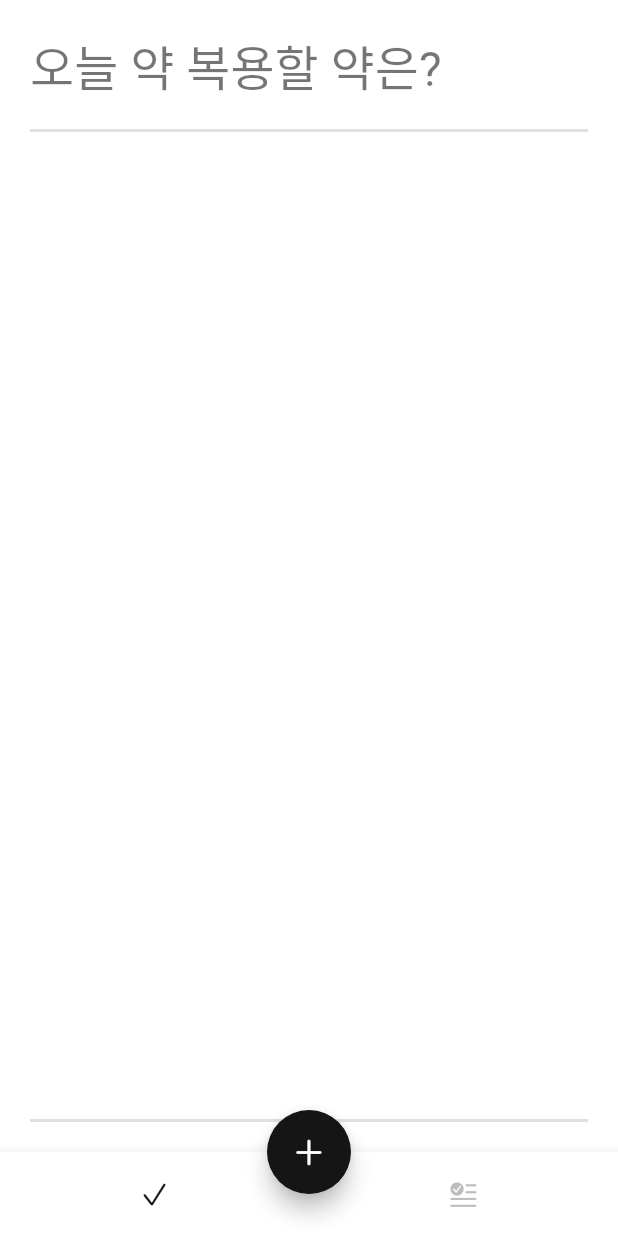
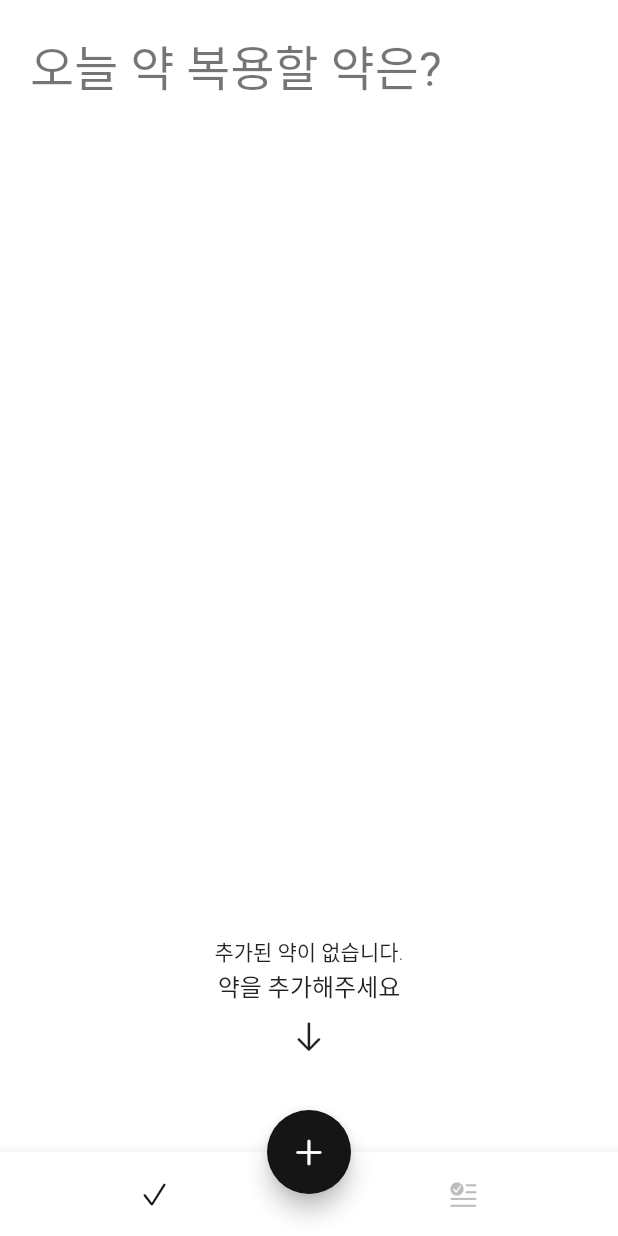
Before and after one commit to SHT-3756/fastcampus_practice, a Flutter app: the screen it shows after launch, on a phone screen of 412 x 824 dp. Run offline on Flutter 3.47's test engine with Material 2 defaults, Android fonts, the phone set to English and light mode, and no system bars; our stand-ins replace flutter_easyloading, flutter_local_notifications, flutter_native_timezone, fluttertoast, hive, hive_flutter and 4 more; missing offline and left inert: dart:ffi; accounts and stored records are empty; Roboto replaces fonts that are missing (GmarketSansTTF).

Commit message:
feat: empty_widget.dart_약 리스트 없을떄 페이지 생성, today_page.dart_분기처리

```diff
--- /dev/null
+++ b/flutter_application_heetae/lib/pages/today/empty_widget.dart
@@ -0,0 +1,24 @@
+import 'package:flutter/cupertino.dart';
+import 'package:flutter/material.dart';
+import 'package:flutter_application_heetae/components/custom_constant.dart';
+
+class TodayEmpty extends StatelessWidget {
+  const TodayEmpty({super.key});
+
+  @override
+  Widget build(BuildContext context) {
+    return Column(
+      mainAxisAlignment: MainAxisAlignment.end,
+      children: [
+        const Center(child: Text('추가된 약이 없습니다.')),
+        Text(
+          '약을 추가해주세요',
+          style: Theme.of(context).textTheme.subtitle1,
+        ),
+        const SizedBox(height: smallSpace),
+        const Icon(CupertinoIcons.arrow_down),
+        const SizedBox(height: largeSpace),
+      ],
+    );
+  }
+}
--- a/flutter_application_heetae/lib/pages/today/today_page.dart
+++ b/flutter_application_heetae/lib/pages/today/today_page.dart
@@ -8,6 +8,7 @@ import 'package:flutter_application_heetae/components/custom_page_route.dart';
 import 'package:flutter_application_heetae/main.dart';
 import 'package:flutter_application_heetae/models/medicine.dart';
 import 'package:flutter_application_heetae/models/medicine_alarm.dart';
+import 'package:flutter_application_heetae/pages/today/empty_widget.dart';
 import 'package:hive_flutter/hive_flutter.dart';
 
 class TodayPage extends StatelessWidget {
@@ -23,22 +24,12 @@ class TodayPage extends StatelessWidget {
           style: Theme.of(context).textTheme.headline4,
         ),
         const SizedBox(height: regularSpace),
-        const Divider(
-          // 구분선
-          height: 1,
-          thickness: 2.0,
-        ),
         Expanded(
             // ListView.builder() : list 기반으로 view 가 그려진다.
             // ListView.separated(separatorBuilder) : itemBuilder 사이사이마다 separatorBuilder 의 위젯을 추가
             child: ValueListenableBuilder(
                 valueListenable: medicineRepository.medicineBox.listenable(),
                 builder: _builderMEdicineListView)),
-        const Divider(
-          // 구분선
-          height: 1,
-          thickness: 2.0,
-        ),
       ],
     );
   }
@@ -47,6 +38,10 @@ class TodayPage extends StatelessWidget {
     final medicines = box.values.toList();
     final medicineAlarms = <MedicineAlarm>[];
 
+    if (medicines.isEmpty) {
+      return const TodayEmpty();
+    }
+
     for (var medicine in medicines) {
       for (var alarm in medicine.alarms) {
         medicineAlarms.add(MedicineAlarm(medicine.id, medicine.name,
@@ -54,7 +49,14 @@ class TodayPage extends StatelessWidget {
       }
     }
 
-    return ListView.separated(
+    return Column(children: [
+      const Divider(
+        // 구분선
+        height: 1,
+        thickness: 1.0,
+      ),
+      Expanded(
+        child: ListView.separated(
           padding: const EdgeInsets.symmetric(vertical: smallSpace),
           itemCount: medicineAlarms.length,
           itemBuilder: (context, index) {
@@ -68,7 +70,14 @@ class TodayPage extends StatelessWidget {
               height: regularSpace,
             );
           },
-    );
+        ),
+      ),
+      const Divider(
+        // 구분선
+        height: 1,
+        thickness: 1.0,
+      ),
+    ]);
   }
 }
 
```
Lines whose indentation alone changed are shown as unchanged.
